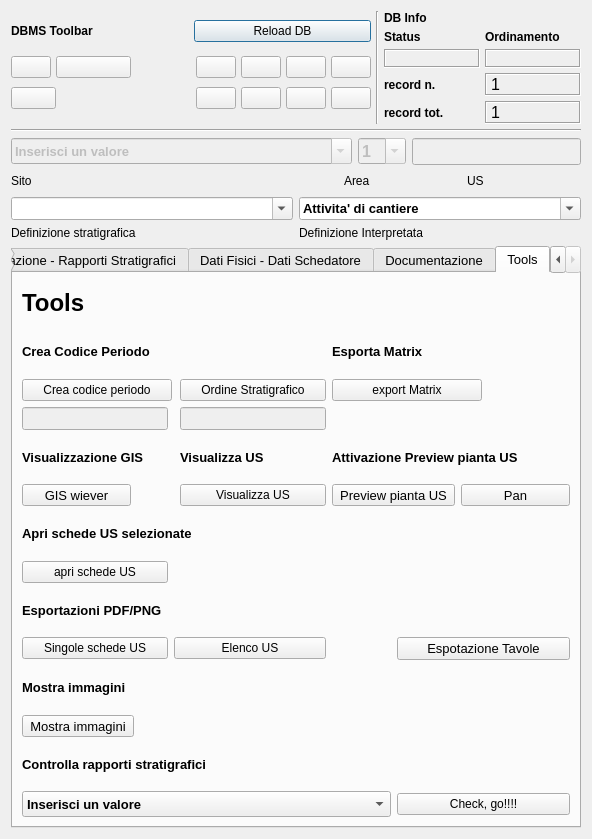
mandoluca/pyarchinit_beta_test, file pyarchinit/modules/gui/pyarchinit_US_ui.ui: the form before one commit.
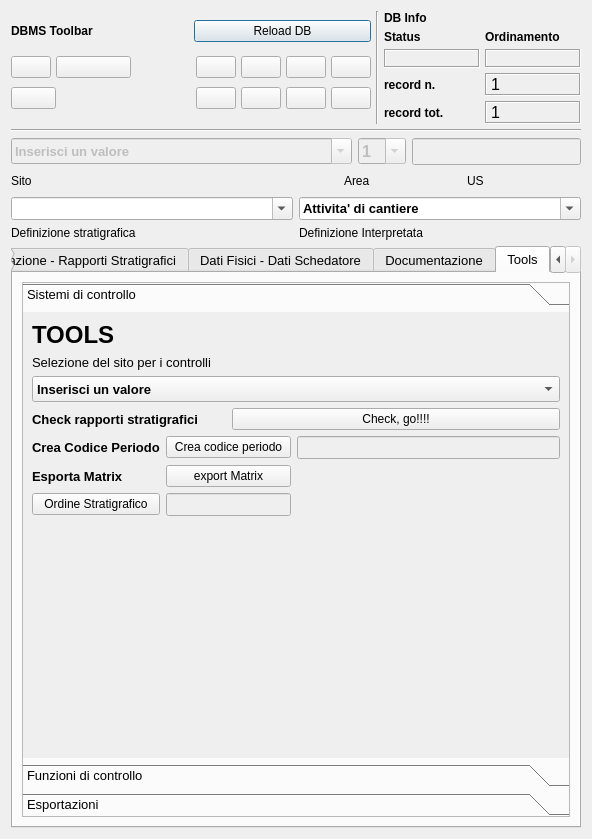
The form after the commit. The open tabs and pages were chosen to show the change. Icons and pictures are not drawn.

What changed in the file:
```diff
--- a/pyarchinit/modules/gui/pyarchinit_US_ui.ui
+++ b/pyarchinit/modules/gui/pyarchinit_US_ui.ui
@@ -1879,6 +1879,27 @@
         </attribute>
         <layout class="QGridLayout" name="gridLayout_8">
          <item row="0" column="0">
+          <widget class="QToolBox" name="toolBox">
+           <property name="frameShape">
+            <enum>QFrame::StyledPanel</enum>
+           </property>
+           <property name="currentIndex">
+            <number>0</number>
+           </property>
+           <widget class="QWidget" name="page">
+            <property name="geometry">
+             <rect>
+              <x>0</x>
+              <y>0</y>
+              <width>546</width>
+              <height>435</height>
+             </rect>
+            </property>
+            <attribute name="label">
+             <string>Sistemi di controllo</string>
+            </attribute>
+            <layout class="QGridLayout" name="gridLayout_20">
+             <item row="0" column="0">
           <widget class="QLabel" name="label_36">
            <property name="font">
             <font>
@@ -1888,12 +1909,88 @@
             </font>
            </property>
            <property name="text">
-            <string>Tools</string>
+                <string>TOOLS</string>
            </property>
           </widget>
          </item>
-         <item row="1" column="0">
-          <widget class="QLabel" name="label_47">
+             <item row="1" column="0" colspan="2">
+              <widget class="QLabel" name="label_9">
+               <property name="text">
+                <string>Selezione del sito per i controlli</string>
+               </property>
+              </widget>
+             </item>
+             <item row="2" column="0" colspan="4">
+              <widget class="QComboBox" name="comboBox_sito_rappcheck">
+               <property name="enabled">
+                <bool>true</bool>
+               </property>
+               <property name="minimumSize">
+                <size>
+                 <width>341</width>
+                 <height>26</height>
+                </size>
+               </property>
+               <property name="font">
+                <font>
+                 <pointsize>10</pointsize>
+                 <weight>75</weight>
+                 <bold>true</bold>
+                </font>
+               </property>
+               <property name="mouseTracking">
+                <bool>true</bool>
+               </property>
+               <property name="editable">
+                <bool>false</bool>
+               </property>
+               <property name="maxVisibleItems">
+                <number>99999</number>
+               </property>
+               <property name="maxCount">
+                <number>2147483647</number>
+               </property>
+               <item>
+                <property name="text">
+                 <string>Inserisci un valore</string>
+                </property>
+               </item>
+              </widget>
+             </item>
+             <item row="3" column="0" colspan="2">
+              <widget class="QLabel" name="label_70">
+               <property name="font">
+                <font>
+                 <weight>75</weight>
+                 <bold>true</bold>
+                </font>
+               </property>
+               <property name="text">
+                <string>Check rapporti stratigrafici</string>
+               </property>
+              </widget>
+             </item>
+             <item row="3" column="2" colspan="2">
+              <widget class="QPushButton" name="pushButton_rapp_check">
+               <property name="font">
+                <font>
+                 <pointsize>9</pointsize>
+                </font>
+               </property>
+               <property name="toolTip">
+                <string>Export PDF</string>
+               </property>
+               <property name="text">
+                <string>Check, go!!!!</string>
+               </property>
+               <property name="icon">
+                <iconset>
+                 <normaloff>:/images/sheet.png</normaloff>:/images/sheet.png</iconset>
+               </property>
+              </widget>
+             </item>
+             <item row="4" column="0">
+              <widget class="QLabel" name="label_48">
            <property name="font">
             <font>
              <weight>75</weight>
@@ -1905,20 +2002,7 @@
            </property>
           </widget>
          </item>
-         <item row="1" column="3" colspan="2">
-          <widget class="QLabel" name="label_45">
-           <property name="font">
-            <font>
-             <weight>75</weight>
-             <bold>true</bold>
-            </font>
-           </property>
-           <property name="text">
-            <string>Esporta Matrix</string>
-           </property>
-          </widget>
-         </item>
-         <item row="2" column="0" colspan="2">
+             <item row="4" column="1" colspan="2">
           <widget class="QPushButton" name="pushButton_crea_codice_periodo">
            <property name="maximumSize">
             <size>
@@ -1943,19 +2027,27 @@
            </property>
           </widget>
          </item>
-         <item row="2" column="2">
-          <widget class="QPushButton" name="pushButton_orderLayers">
+             <item row="4" column="3">
+              <widget class="QLineEdit" name="lineEdit_codice_periodo">
+               <property name="enabled">
+                <bool>false</bool>
+               </property>
+              </widget>
+             </item>
+             <item row="5" column="0">
+              <widget class="QLabel" name="label_45">
            <property name="font">
             <font>
-             <pointsize>9</pointsize>
+                 <weight>75</weight>
+                 <bold>true</bold>
             </font>
            </property>
            <property name="text">
-            <string>Ordine Stratigrafico</string>
+                <string>Esporta Matrix</string>
            </property>
           </widget>
          </item>
-         <item row="2" column="3" colspan="3">
+             <item row="5" column="1" colspan="2">
           <widget class="QPushButton" name="pushButton_export_matrix">
            <property name="maximumSize">
             <size>
@@ -1980,21 +2072,54 @@
            </property>
           </widget>
          </item>
-         <item row="3" column="0">
-          <widget class="QLineEdit" name="lineEdit_codice_periodo">
-           <property name="enabled">
-            <bool>false</bool>
+             <item row="6" column="0">
+              <widget class="QPushButton" name="pushButton_orderLayers">
+               <property name="font">
+                <font>
+                 <pointsize>9</pointsize>
+                </font>
+               </property>
+               <property name="text">
+                <string>Ordine Stratigrafico</string>
            </property>
           </widget>
          </item>
-         <item row="3" column="2">
+             <item row="6" column="1" colspan="2">
           <widget class="QLineEdit" name="lineEditOrderLayer">
            <property name="enabled">
             <bool>false</bool>
            </property>
           </widget>
          </item>
-         <item row="4" column="0">
+             <item row="7" column="2">
+              <spacer name="verticalSpacer_3">
+               <property name="orientation">
+                <enum>Qt::Vertical</enum>
+               </property>
+               <property name="sizeHint" stdset="0">
+                <size>
+                 <width>20</width>
+                 <height>209</height>
+                </size>
+               </property>
+              </spacer>
+             </item>
+            </layout>
+           </widget>
+           <widget class="QWidget" name="page_2">
+            <property name="geometry">
+             <rect>
+              <x>0</x>
+              <y>0</y>
+              <width>546</width>
+              <height>435</height>
+             </rect>
+            </property>
+            <attribute name="label">
+             <string>Funzioni di controllo</string>
+            </attribute>
+            <layout class="QGridLayout" name="gridLayout_21">
+             <item row="0" column="0" colspan="2">
           <widget class="QLabel" name="label_38">
            <property name="font">
             <font>
@@ -2007,7 +2132,7 @@
            </property>
           </widget>
          </item>
-         <item row="4" column="2">
+             <item row="0" column="2" colspan="2">
           <widget class="QLabel" name="label_46">
            <property name="font">
             <font>
@@ -2016,24 +2141,11 @@
             </font>
            </property>
            <property name="text">
-            <string>Visualizza US</string>
+                <string>Disegna US</string>
            </property>
           </widget>
          </item>
-         <item row="4" column="3" colspan="3">
-          <widget class="QLabel" name="label_39">
-           <property name="font">
-            <font>
-             <weight>75</weight>
-             <bold>true</bold>
-            </font>
-           </property>
-           <property name="text">
-            <string>Attivazione Preview pianta US</string>
-           </property>
-          </widget>
-         </item>
-         <item row="5" column="0">
+             <item row="1" column="0">
           <widget class="QToolButton" name="toolButtonGis">
            <property name="minimumSize">
             <size>
@@ -2068,8 +2180,21 @@
            </property>
           </widget>
          </item>
-         <item row="5" column="2">
-          <widget class="QPushButton" name="pushButton_showLayer">
+             <item row="2" column="0" colspan="2">
+              <widget class="QLabel" name="label_40">
+               <property name="font">
+                <font>
+                 <weight>75</weight>
+                 <bold>true</bold>
+                </font>
+               </property>
+               <property name="text">
+                <string>Apri schede US selezionate</string>
+               </property>
+              </widget>
+             </item>
+             <item row="3" column="0" colspan="2">
+              <widget class="QPushButton" name="pushButton_showSelectedFeatures">
            <property name="font">
             <font>
              <pointsize>9</pointsize>
@@ -2079,7 +2204,7 @@
             <string>Show Selcted Features</string>
            </property>
            <property name="text">
-            <string>Visualizza US</string>
+                <string>apri schede US</string>
            </property>
            <property name="icon">
             <iconset>
@@ -2087,7 +2212,20 @@
            </property>
           </widget>
          </item>
-         <item row="5" column="3" colspan="2">
+             <item row="4" column="0" colspan="3">
+              <widget class="QLabel" name="label_39">
+               <property name="font">
+                <font>
+                 <weight>75</weight>
+                 <bold>true</bold>
+                </font>
+               </property>
+               <property name="text">
+                <string>Attivazione Preview pianta US</string>
+               </property>
+              </widget>
+             </item>
+             <item row="5" column="0">
           <widget class="QToolButton" name="toolButtonPreview">
            <property name="toolTip">
             <string/>
@@ -2116,7 +2254,7 @@
            </property>
           </widget>
          </item>
-         <item row="5" column="5">
+             <item row="5" column="1" colspan="2">
           <widget class="QToolButton" name="toolButtonPan">
            <property name="minimumSize">
             <size>
@@ -2151,8 +2289,8 @@
            </property>
           </widget>
          </item>
-         <item row="6" column="0" colspan="3">
-          <widget class="QLabel" name="label_40">
+             <item row="6" column="0" colspan="2">
+              <widget class="QLabel" name="label_44">
            <property name="font">
             <font>
              <weight>75</weight>
@@ -2165,7 +2303,53 @@
           </widget>
          </item>
          <item row="7" column="0">
-          <widget class="QPushButton" name="pushButton_showSelectedFeatures">
+              <widget class="QToolButton" name="toolButtonPreviewMedia">
+               <property name="minimumSize">
+                <size>
+                 <width>109</width>
+                 <height>0</height>
+                </size>
+               </property>
+               <property name="text">
+                <string>Mostra immagini</string>
+               </property>
+               <property name="icon">
+                <iconset>
+                 <normaloff>:/images/photo.png</normaloff>:/images/photo.png</iconset>
+               </property>
+               <property name="checkable">
+                <bool>true</bool>
+               </property>
+              </widget>
+             </item>
+             <item row="8" column="3">
+              <spacer name="verticalSpacer_4">
+               <property name="orientation">
+                <enum>Qt::Vertical</enum>
+               </property>
+               <property name="sizeHint" stdset="0">
+                <size>
+                 <width>20</width>
+                 <height>201</height>
+                </size>
+               </property>
+              </spacer>
+             </item>
+             <item row="8" column="1">
+              <spacer name="verticalSpacer_6">
+               <property name="orientation">
+                <enum>Qt::Vertical</enum>
+               </property>
+               <property name="sizeHint" stdset="0">
+                <size>
+                 <width>20</width>
+                 <height>40</height>
+                </size>
+               </property>
+              </spacer>
+             </item>
+             <item row="1" column="2">
+              <widget class="QPushButton" name="pushButton_showLayer">
            <property name="font">
             <font>
              <pointsize>9</pointsize>
@@ -2175,7 +2359,7 @@
             <string>Show Selcted Features</string>
            </property>
            <property name="text">
-            <string>apri schede US</string>
+                <string>Disegna US</string>
            </property>
            <property name="icon">
             <iconset>
@@ -2183,8 +2367,43 @@
            </property>
           </widget>
          </item>
-         <item row="8" column="0" colspan="2">
+            </layout>
+           </widget>
+           <widget class="QWidget" name="page_3">
+            <attribute name="label">
+             <string>Esportazioni</string>
+            </attribute>
+            <widget class="QPushButton" name="pushButton_exp_index_us">
+             <property name="geometry">
+              <rect>
+               <x>191</x>
+               <y>20</y>
+               <width>150</width>
+               <height>24</height>
+              </rect>
+             </property>
+             <property name="font">
+              <font>
+               <pointsize>9</pointsize>
+              </font>
+             </property>
+             <property name="text">
+              <string>Elenco US</string>
+             </property>
+             <property name="icon">
+              <iconset>
+               <normaloff>:/images/sheet.png</normaloff>:/images/sheet.png</iconset>
+             </property>
+            </widget>
           <widget class="QLabel" name="label_41">
+             <property name="geometry">
+              <rect>
+               <x>6</x>
+               <y>-6</y>
+               <width>179</width>
+               <height>20</height>
+              </rect>
+             </property>
            <property name="font">
             <font>
              <weight>75</weight>
@@ -2195,9 +2414,15 @@
             <string>Esportazioni PDF/PNG</string>
            </property>
           </widget>
-         </item>
-         <item row="9" column="0">
           <widget class="QPushButton" name="pushButton_pdf_exp">
+             <property name="geometry">
+              <rect>
+               <x>6</x>
+               <y>20</y>
+               <width>179</width>
+               <height>24</height>
+              </rect>
+             </property>
            <property name="font">
             <font>
              <pointsize>9</pointsize>
@@ -2214,130 +2439,20 @@
              <normaloff>:/images/sheet.png</normaloff>:/images/sheet.png</iconset>
            </property>
           </widget>
-         </item>
-         <item row="9" column="1" colspan="2">
-          <widget class="QPushButton" name="pushButton_exp_index_us">
-           <property name="font">
-            <font>
-             <pointsize>9</pointsize>
-            </font>
-           </property>
-           <property name="text">
-            <string>Elenco US</string>
-           </property>
-           <property name="icon">
-            <iconset>
-             <normaloff>:/images/sheet.png</normaloff>:/images/sheet.png</iconset>
-           </property>
-          </widget>
-         </item>
-         <item row="10" column="0">
-          <widget class="QLabel" name="label_44">
-           <property name="font">
-            <font>
-             <weight>75</weight>
-             <bold>true</bold>
-            </font>
-           </property>
-           <property name="text">
-            <string>Mostra immagini</string>
-           </property>
-          </widget>
-         </item>
-         <item row="11" column="0">
-          <widget class="QToolButton" name="toolButtonPreviewMedia">
-           <property name="minimumSize">
-            <size>
-             <width>109</width>
-             <height>0</height>
-            </size>
-           </property>
-           <property name="text">
-            <string>Mostra immagini</string>
-           </property>
-           <property name="icon">
-            <iconset>
-             <normaloff>:/images/photo.png</normaloff>:/images/photo.png</iconset>
-           </property>
-           <property name="checkable">
-            <bool>true</bool>
-           </property>
-          </widget>
-         </item>
-         <item row="12" column="0" colspan="3">
-          <widget class="QLabel" name="label_70">
-           <property name="font">
-            <font>
-             <weight>75</weight>
-             <bold>true</bold>
-            </font>
-           </property>
-           <property name="text">
-            <string>Controlla rapporti stratigrafici</string>
-           </property>
-          </widget>
-         </item>
-         <item row="13" column="0" colspan="4">
-          <widget class="QComboBox" name="comboBox_sito_rappcheck">
-           <property name="enabled">
-            <bool>true</bool>
-           </property>
-           <property name="minimumSize">
-            <size>
-             <width>341</width>
-             <height>26</height>
-            </size>
-           </property>
-           <property name="font">
-            <font>
-             <pointsize>10</pointsize>
-             <weight>75</weight>
-             <bold>true</bold>
-            </font>
-           </property>
-           <property name="mouseTracking">
-            <bool>true</bool>
-           </property>
-           <property name="editable">
-            <bool>false</bool>
-           </property>
-           <property name="maxVisibleItems">
-            <number>99999</number>
-           </property>
-           <property name="maxCount">
-            <number>2147483647</number>
-           </property>
-           <item>
-            <property name="text">
-             <string>Inserisci un valore</string>
-            </property>
-           </item>
-          </widget>
-         </item>
-         <item row="13" column="4" colspan="2">
-          <widget class="QPushButton" name="pushButton_rapp_check">
-           <property name="font">
-            <font>
-             <pointsize>9</pointsize>
-            </font>
-           </property>
-           <property name="toolTip">
-            <string>Export PDF</string>
-           </property>
-           <property name="text">
-            <string>Check, go!!!!</string>
-           </property>
-           <property name="icon">
-            <iconset>
-             <normaloff>:/images/sheet.png</normaloff>:/images/sheet.png</iconset>
-           </property>
-          </widget>
-         </item>
-         <item row="9" column="4" colspan="2">
           <widget class="QPushButton" name="pushButton_exp_tavole">
+             <property name="geometry">
+              <rect>
+               <x>10</x>
+               <y>60</y>
+               <width>171</width>
+               <height>24</height>
+              </rect>
+             </property>
            <property name="text">
             <string>Espotazione Tavole</string>
            </property>
+            </widget>
+           </widget>
           </widget>
          </item>
         </layout>
```
Left out of the diff: 4 changed lines with no effect on the pictures. Lines whose indentation alone changed are shown as unchanged.
